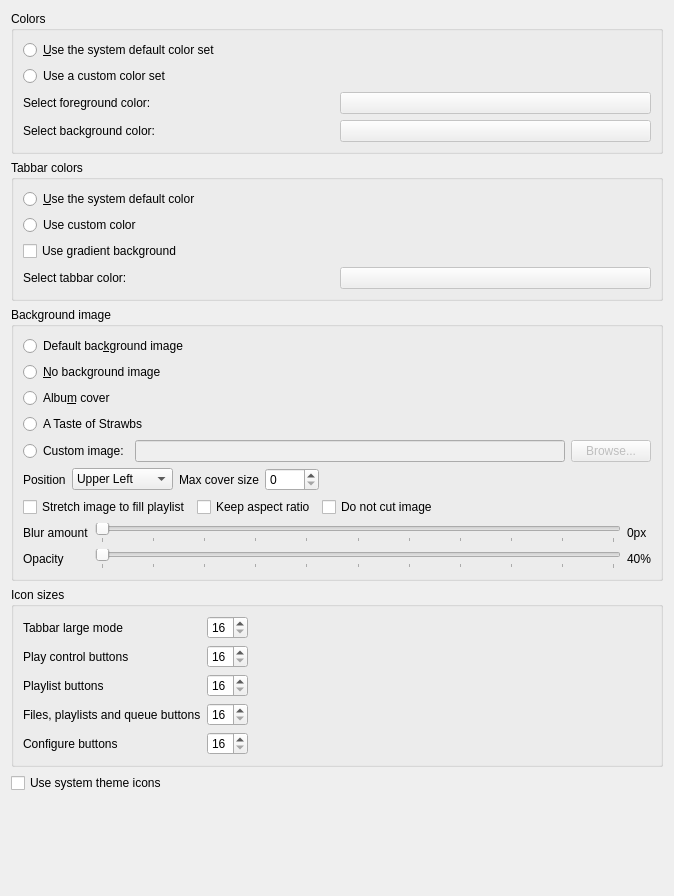
This is src/settings/appearancesettingspage.ui in strawberrymusicplayer/strawberry as Qt 5 draws it before an edit. The edited form follows.
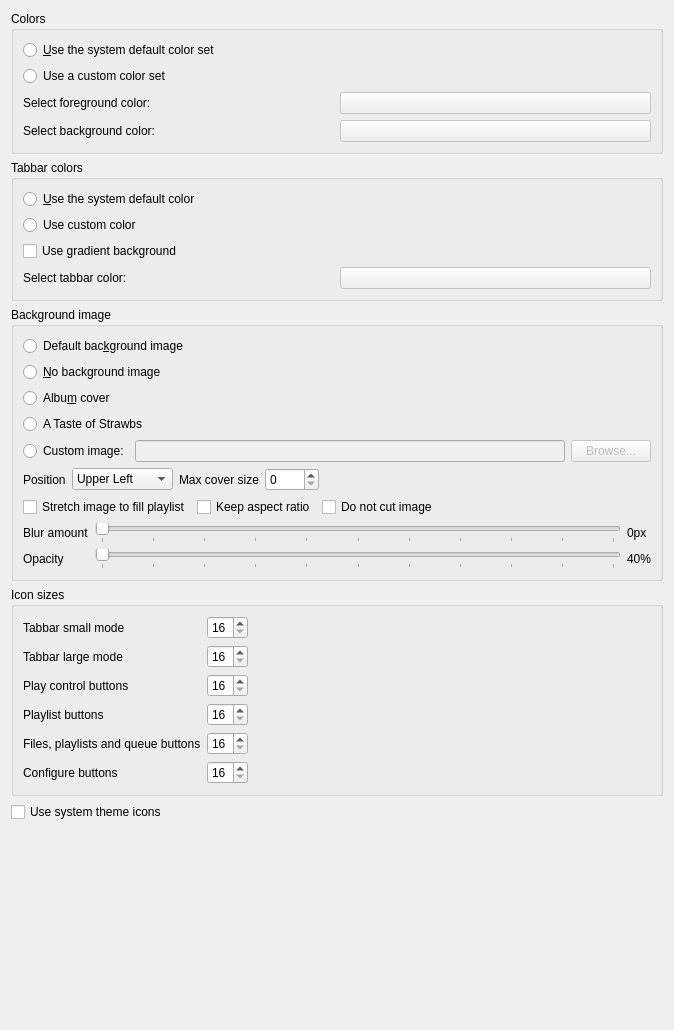
This is the edited form.

Commit message: Make icon size for small tabbar configurable too

```diff
--- a/src/settings/appearancesettingspage.ui
+++ b/src/settings/appearancesettingspage.ui
@@ -7,7 +7,7 @@
     <x>0</x>
     <y>0</y>
     <width>674</width>
-    <height>896</height>
+    <height>1030</height>
    </rect>
   </property>
   <property name="windowTitle">
@@ -442,7 +442,7 @@
      <layout class="QHBoxLayout" name="layout_groupbox_icon_sizes">
       <item>
        <layout class="QGridLayout" name="layout_icon_sizes">
-        <item row="2" column="0">
+        <item row="3" column="0">
          <widget class="QLabel" name="label_icon_size_playlist_buttons">
           <property name="text">
            <string>Playlist buttons</string>
@@ -450,23 +450,20 @@
          </widget>
         </item>
         <item row="1" column="0">
+         <widget class="QLabel" name="label_icon_size_tabbar_large_mode">
+          <property name="text">
+           <string>Tabbar large mode</string>
+          </property>
+         </widget>
+        </item>
+        <item row="2" column="0">
          <widget class="QLabel" name="label_icon_size_play_control_buttons">
           <property name="text">
            <string>Play control buttons</string>
           </property>
          </widget>
         </item>
-        <item row="4" column="1">
-         <widget class="QSpinBox" name="spinbox_icon_size_configure_buttons">
-          <property name="minimum">
-           <number>16</number>
-          </property>
-          <property name="maximum">
-           <number>64</number>
-          </property>
-         </widget>
-        </item>
-        <item row="1" column="1">
+        <item row="2" column="1">
          <widget class="QSpinBox" name="spinbox_icon_size_play_control_buttons">
           <property name="minimum">
            <number>16</number>
@@ -476,7 +473,7 @@
           </property>
          </widget>
         </item>
-        <item row="3" column="1">
+        <item row="4" column="1">
          <widget class="QSpinBox" name="spinbox_icon_size_left_panel_buttons">
           <property name="minimum">
            <number>16</number>
@@ -486,39 +483,59 @@
           </property>
          </widget>
         </item>
-        <item row="2" column="1">
-         <widget class="QSpinBox" name="spinbox_icon_size_playlist_buttons">
-          <property name="minimum">
-           <number>16</number>
-          </property>
-          <property name="maximum">
-           <number>64</number>
-          </property>
-         </widget>
-        </item>
-        <item row="4" column="0">
+        <item row="5" column="0">
          <widget class="QLabel" name="label_icon_size_configure_buttons">
           <property name="text">
            <string>Configure buttons</string>
           </property>
          </widget>
         </item>
-        <item row="3" column="0">
+        <item row="3" column="1">
+         <widget class="QSpinBox" name="spinbox_icon_size_playlist_buttons">
+          <property name="minimum">
+           <number>16</number>
+          </property>
+          <property name="maximum">
+           <number>64</number>
+          </property>
+         </widget>
+        </item>
+        <item row="5" column="1">
+         <widget class="QSpinBox" name="spinbox_icon_size_configure_buttons">
+          <property name="minimum">
+           <number>16</number>
+          </property>
+          <property name="maximum">
+           <number>64</number>
+          </property>
+         </widget>
+        </item>
+        <item row="4" column="0">
          <widget class="QLabel" name="label_icon_size_left_panel_buttons">
           <property name="text">
            <string>Files, playlists and queue buttons</string>
           </property>
          </widget>
         </item>
+        <item row="1" column="1">
+         <widget class="QSpinBox" name="spinbox_icon_size_tabbar_large_mode">
+          <property name="minimum">
+           <number>16</number>
+          </property>
+          <property name="maximum">
+           <number>64</number>
+          </property>
+         </widget>
+        </item>
         <item row="0" column="0">
-         <widget class="QLabel" name="label_icon_size_tabbar_large_mode">
+         <widget class="QLabel" name="label_icon_size_tabbar_small_mode">
           <property name="text">
-           <string>Tabbar large mode</string>
+           <string>Tabbar small mode</string>
           </property>
          </widget>
         </item>
         <item row="0" column="1">
-         <widget class="QSpinBox" name="spinbox_icon_size_tabbar_large_mode">
+         <widget class="QSpinBox" name="spinbox_icon_size_tabbar_small_mode">
           <property name="minimum">
            <number>16</number>
           </property>
```
The commit also changes 4 other files.
